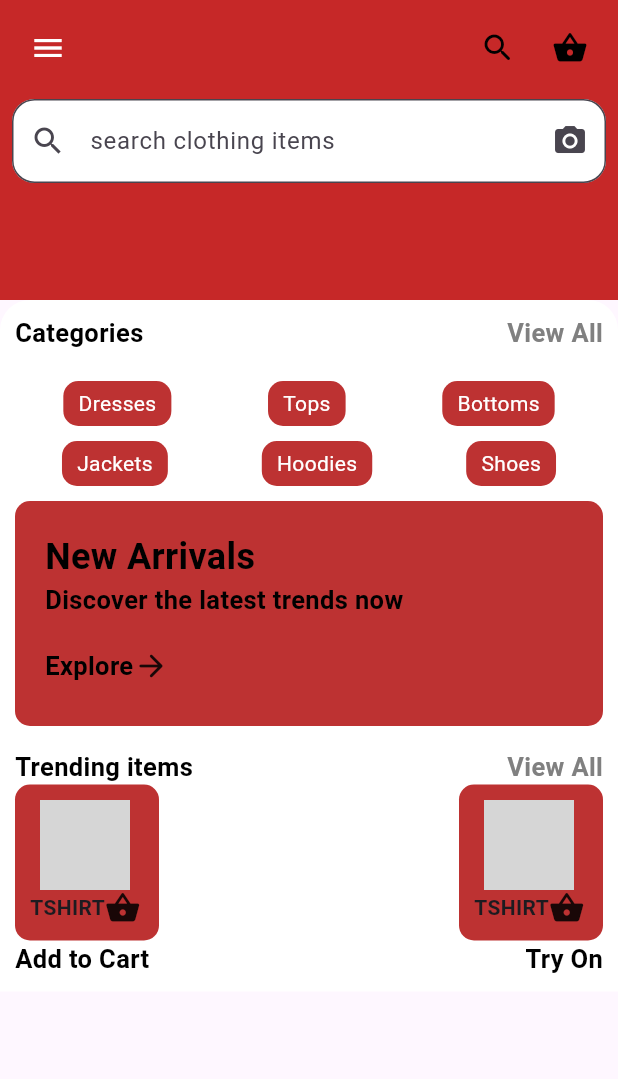
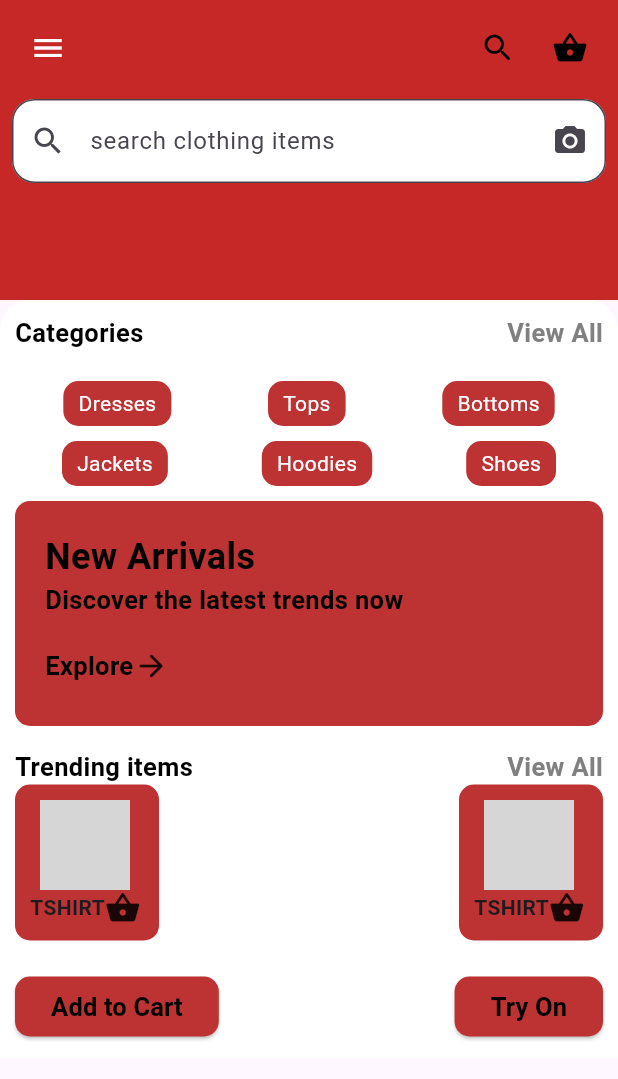
Before and after one commit to Santana-clauss/PLP-dart-projects, a Flutter app: the screen it shows after launch, on a phone screen of 412 x 824 dp. Shown: the top 1079 px of the screen. Run offline on Flutter 3.47's test engine with Material 3 defaults, Android fonts, the phone set to English and light mode, and no system bars; our stand-ins replace get, shared_preferences; grey boxes are pictures that could not be loaded.

Commit message:
updated dashboard

```diff
--- a/course_modules/ECOMMERCE-main/lib/views/custombutton.dart
+++ b/course_modules/ECOMMERCE-main/lib/views/custombutton.dart
@@ -26,10 +26,10 @@ class customButton extends StatelessWidget {
         labelColor: Colors.white
       ),
       style: ElevatedButton.styleFrom(
-        backgroundColor: orangeColor,
+        backgroundColor: redColor,
         elevation: 10,
         padding: const EdgeInsets.all(20),
-        shadowColor: primaryColor
+        //shadowColor: primaryColor
       ),
     );
   }
--- a/course_modules/ECOMMERCE-main/lib/views/screens/dashboard.dart
+++ b/course_modules/ECOMMERCE-main/lib/views/screens/dashboard.dart
@@ -1,8 +1,9 @@
-// ignore_for_file: prefer_const_literals_to_create_immutables, prefer_const_constructors
+// ignore_for_file: prefer_const_literals_to_create_immutables, prefer_const_constructors, sort_child_properties_last
 
 import 'package:flutter/material.dart';
 import 'package:shopeasy/config/constants.dart';
 import 'package:shopeasy/views/categorybutton.dart';
+import 'package:shopeasy/views/custombutton.dart';
 import 'package:shopeasy/views/customedetails.dart';
 import 'package:shopeasy/views/customtext.dart';
 
@@ -151,6 +152,7 @@ class DashboardPage extends StatelessWidget {
                   ),
                   // Row of customdetails widgets
                   Row(
+                    mainAxisAlignment: MainAxisAlignment.spaceBetween,
                     children: [
                       //SizedBox(width: 20), // Add space between the containers
                       Expanded(
@@ -170,15 +172,40 @@ class DashboardPage extends StatelessWidget {
                       ),
                     ],
                   ),
+                  SizedBox(height: 20,),
+                  // Row(
+                  //   mainAxisAlignment: MainAxisAlignment.spaceBetween,
+                  //   children: [
+                  //     customButton(buttonLabel: "Add to Cart"),
+                  //     customButton(buttonLabel: "Try on"),
+                  //   ],
+                  // )
                   Row(
                     mainAxisAlignment: MainAxisAlignment.spaceBetween,
                     children: [
+                      ElevatedButton(onPressed: (){}, child:
                       customText(label: "Add to Cart"),
+                      style: ElevatedButton.styleFrom(
+                        foregroundColor: Colors.white,
+                        backgroundColor: redColor,
+                        shape: RoundedRectangleBorder(
+                          borderRadius: BorderRadius.circular(10),)
+
+                                      )
+                                    ),
+                      ElevatedButton(onPressed: (){}, child:
                       customText(label: "Try On"),
+                      style: ElevatedButton.styleFrom(
+                        foregroundColor: Colors.white,
+                         backgroundColor: redColor,
+                        shape: RoundedRectangleBorder(
+                          borderRadius: BorderRadius.circular(10),)
+
+                                      )
+                                    ),
                     ],
-                  ),
-
-                ],
+                  )
+              ],
               ),
             ),
           ],
```
